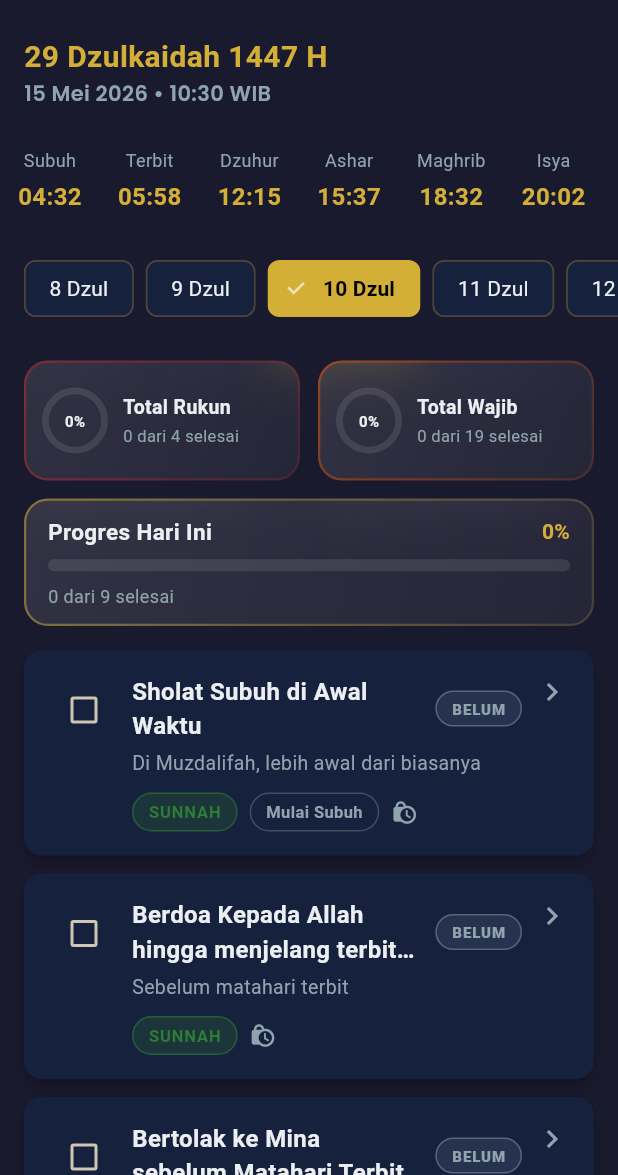
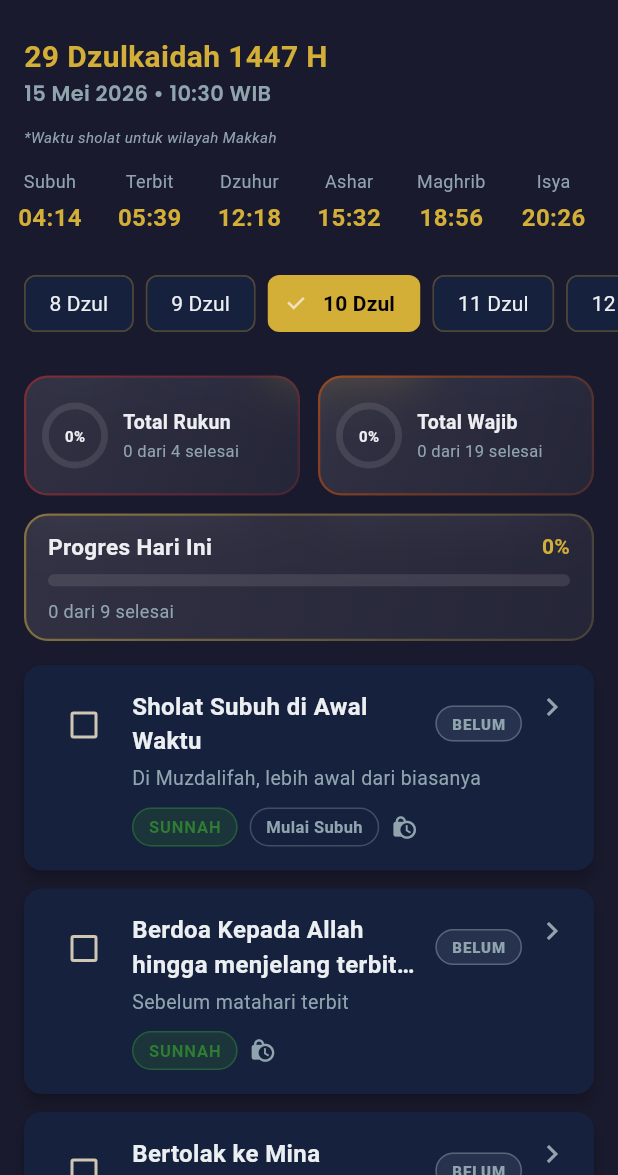
Before and after one commit to syamsul22474/amalan-haji, a Flutter app: the screen it shows after launch, after a tap on "9 Dzul", after a tap on "10 Dzul", on a phone screen of 412 x 824 dp, the part 61-1236 px from its top. Run offline on Flutter 3.47's test engine with Material 3 defaults, Android fonts, the phone set to English and light mode, and no system bars; drawn by our look-alikes of glassmorphism, percent_indicator; our stand-ins replace confetti, dio, flutter_local_notifications, flutter_riverpod, flutter_timezone, google_fonts and 5 more; accounts and stored records are empty; network calls fail; Roboto replaces fonts that are missing (Amiri).

Commit message:
feat: implement prayer time caching and add Makkah location label

```diff
--- a/lib/core/providers/prayer_time_provider.dart
+++ b/lib/core/providers/prayer_time_provider.dart
@@ -1,6 +1,7 @@
 import 'package:flutter_riverpod/flutter_riverpod.dart';
 import '../models/prayer_time.dart';
 import '../services/prayer_time_service.dart';
+import '../services/storage_service.dart';
 import 'clock_provider.dart';
 
 final prayerTimeProvider = FutureProvider<PrayerTime>((ref) async {
@@ -8,6 +9,7 @@ final prayerTimeProvider = FutureProvider<PrayerTime>((ref) async {
     clockProvider.select((s) => DateTime(s.now.year, s.now.month, s.now.day)),
   );
   final currentDate = nowDayKey;
-  final service = PrayerTimeService();
+  final storageService = StorageService();
+  final service = PrayerTimeService(storageService);
   return service.fetchWaktuSholat(currentDate);
 });
--- a/lib/core/services/prayer_time_service.dart
+++ b/lib/core/services/prayer_time_service.dart
@@ -1,10 +1,14 @@
 import 'package:dio/dio.dart';
 import 'package:intl/intl.dart';
 import '../models/prayer_time.dart';
+import 'storage_service.dart';
 
 class PrayerTimeService {
   static const _baseUrl = 'https://api.aladhan.com/v1/timingsByCity';
   final Dio _dio = Dio();
+  final StorageService _storageService;
+
+  PrayerTimeService(this._storageService);
 
   Future<PrayerTime> fetchWaktuSholat(DateTime tanggal) async {
     final dateStr = DateFormat('dd-MM-yyyy').format(tanggal);
@@ -18,26 +22,36 @@ class PrayerTimeService {
       });
 
       if (response.statusCode == 200) {
-        final timings = response.data['data']['timings'];
-        return PrayerTime.fromJson(timings as Map<String, dynamic>, tanggal);
+        final timings = response.data['data']['timings'] as Map<String, dynamic>;
+        // Simpan ke cache jika berhasil
+        await _storageService.setCachedPrayerTime(tanggal, timings);
+        return PrayerTime.fromJson(timings, tanggal);
       }
       throw Exception('Gagal mengambil jadwal sholat');
     } on DioException {
-      // Jika offline, kembalikan data fallback default
-      return _getDefaultPrayerTime(tanggal);
+      // Jika offline, periksa cache lokal terlebih dahulu
+      return await _getCachedOrDefault(tanggal);
     } catch (e) {
-      return _getDefaultPrayerTime(tanggal);
+      return await _getCachedOrDefault(tanggal);
     }
+  }
+
+  Future<PrayerTime> _getCachedOrDefault(DateTime tanggal) async {
+    final cached = await _storageService.getCachedPrayerTime(tanggal);
+    if (cached != null) {
+      return PrayerTime.fromJson(cached, tanggal);
+    }
+    return _getDefaultPrayerTime(tanggal);
   }
 
   PrayerTime _getDefaultPrayerTime(DateTime tanggal) {
     return PrayerTime(
-      fajr: DateTime(tanggal.year, tanggal.month, tanggal.day, 4, 32),
-      syuruq: DateTime(tanggal.year, tanggal.month, tanggal.day, 5, 58),
-      dhuhr: DateTime(tanggal.year, tanggal.month, tanggal.day, 12, 15),
-      asr: DateTime(tanggal.year, tanggal.month, tanggal.day, 15, 37),
-      maghrib: DateTime(tanggal.year, tanggal.month, tanggal.day, 18, 32),
-      isha: DateTime(tanggal.year, tanggal.month, tanggal.day, 20, 2),
+      fajr: DateTime(tanggal.year, tanggal.month, tanggal.day, 4, 14),
+      syuruq: DateTime(tanggal.year, tanggal.month, tanggal.day, 5, 39),
+      dhuhr: DateTime(tanggal.year, tanggal.month, tanggal.day, 12, 18),
+      asr: DateTime(tanggal.year, tanggal.month, tanggal.day, 15, 32),
+      maghrib: DateTime(tanggal.year, tanggal.month, tanggal.day, 18, 56),
+      isha: DateTime(tanggal.year, tanggal.month, tanggal.day, 20, 26),
       date: tanggal,
     );
   }
--- a/lib/core/services/storage_service.dart
+++ b/lib/core/services/storage_service.dart
@@ -48,4 +48,23 @@ class StorageService {
     final box = await Hive.openBox(_settingsBox);
     return box.get(_nafarFailedKey, defaultValue: false);
   }
+
+  // Prayer Times Cache
+  static const _prayerTimeBox = 'prayer_times_cache';
+
+  Future<void> setCachedPrayerTime(DateTime date, Map<dynamic, dynamic> timings) async {
+    final box = await Hive.openBox(_prayerTimeBox);
+    final key = 'pt_${date.year}_${date.month}_${date.day}';
+    await box.put(key, timings);
+  }
+
+  Future<Map<String, dynamic>?> getCachedPrayerTime(DateTime date) async {
+    final box = await Hive.openBox(_prayerTimeBox);
+    final key = 'pt_${date.year}_${date.month}_${date.day}';
+    final data = box.get(key);
+    if (data != null) {
+      return Map<String, dynamic>.from(data as Map);
+    }
+    return null;
+  }
 }
--- a/lib/features/home/widgets/waktu_sholat_bar.dart
+++ b/lib/features/home/widgets/waktu_sholat_bar.dart
@@ -13,9 +13,24 @@ class WaktuSholatBar extends ConsumerWidget {
     final prayerTimeAsync = ref.watch(prayerTimeProvider);
 
     return Container(
-      height: 80,
-      padding: const EdgeInsets.symmetric(vertical: 8.0),
-      child: prayerTimeAsync.when(
+      height: 90,
+      padding: const EdgeInsets.symmetric(vertical: 4.0),
+      child: Column(
+        crossAxisAlignment: CrossAxisAlignment.start,
+        children: [
+          const Padding(
+            padding: EdgeInsets.only(left: 16.0, bottom: 4.0),
+            child: Text(
+              '*Waktu sholat untuk wilayah Makkah',
+              style: TextStyle(
+                color: AppColors.textSecondary,
+                fontSize: 10,
+                fontStyle: FontStyle.italic,
+              ),
+            ),
+          ),
+          Expanded(
+            child: prayerTimeAsync.when(
         data: (prayerTime) {
           final times = [
             {'name': 'Subuh', 'time': prayerTime.fajr},
@@ -61,6 +76,9 @@ class WaktuSholatBar extends ConsumerWidget {
         },
         loading: () => const LoadingShimmer(),
         error: (err, stack) => const Center(child: Text('Gagal memuat jadwal')),
+            ),
+          ),
+        ],
       ),
     );
   }
```
Also changed, not shown: 3 other files.
